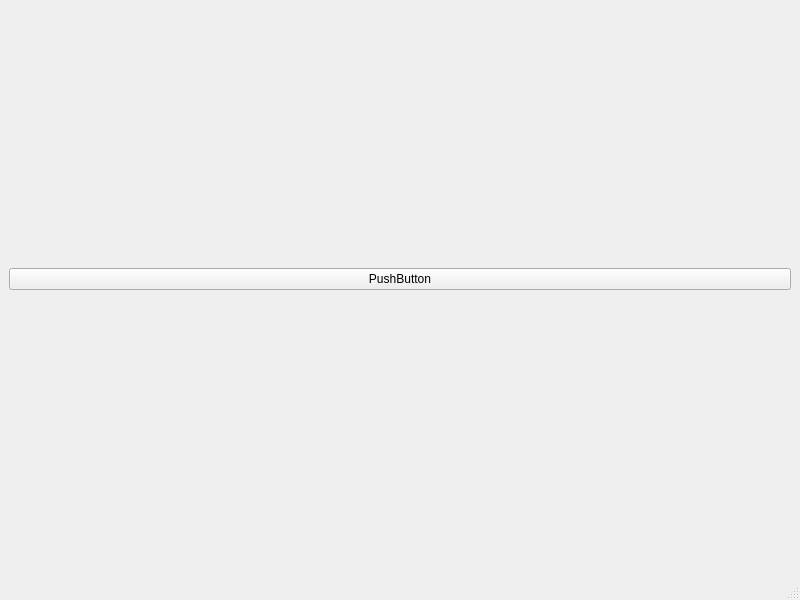
Teddy-Ro/FAK, file FAK/mainwindow.ui: the form before one commit.
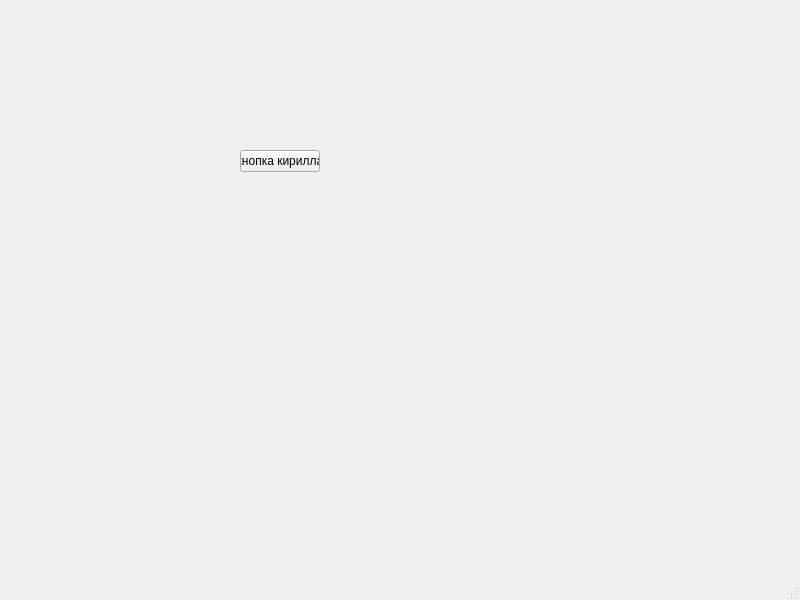
The form after the commit.

```diff
--- a/FAK/mainwindow.ui
+++ b/FAK/mainwindow.ui
@@ -14,39 +14,19 @@
    <string>MainWindow</string>
   </property>
   <widget class="QWidget" name="centralwidget">
-   <layout class="QVBoxLayout" name="verticalLayout_2">
-    <item>
-     <layout class="QVBoxLayout" name="verticalLayout">
-      <item>
-       <widget class="QPushButton" name="pushButton">
-        <property name="text">
-         <string>PushButton</string>
-        </property>
-       </widget>
-      </item>
-      <item>
-       <layout class="QHBoxLayout" name="horizontalLayout">
-        <item>
-         <layout class="QVBoxLayout" name="verticalLayoutForButtons"/>
-        </item>
-        <item>
-         <spacer name="horizontalSpacer">
-          <property name="orientation">
-           <enum>Qt::Horizontal</enum>
-          </property>
-          <property name="sizeHint" stdset="0">
-           <size>
-            <width>40</width>
-            <height>20</height>
-           </size>
-          </property>
-         </spacer>
-        </item>
-       </layout>
-      </item>
-     </layout>
-    </item>
-   </layout>
+   <widget class="QPushButton" name="pushButton">
+    <property name="geometry">
+     <rect>
+      <x>240</x>
+      <y>150</y>
+      <width>80</width>
+      <height>22</height>
+     </rect>
+    </property>
+    <property name="text">
+     <string>кнопка кирилла</string>
+    </property>
+   </widget>
   </widget>
   <widget class="QMenuBar" name="menubar">
    <property name="geometry">
```
Left out of the diff: 2 changed lines with no effect on the pictures.
